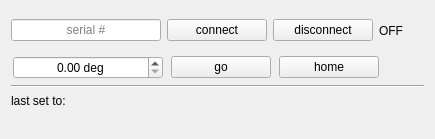
Before: the Qt Designer form k10cr1/k10cr1.ui in lictailer/zmeter, drawn with Qt 5.
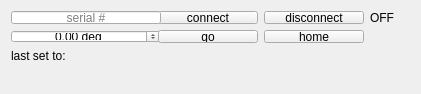
After: the same form once the commit is applied.

```diff
--- a/k10cr1/k10cr1.ui
+++ b/k10cr1/k10cr1.ui
@@ -6,8 +6,8 @@
    <rect>
     <x>0</x>
     <y>0</y>
-    <width>435</width>
-    <height>139</height>
+    <width>421</width>
+    <height>94</height>
    </rect>
   </property>
   <property name="sizePolicy">
@@ -16,72 +16,25 @@
     <verstretch>0</verstretch>
    </sizepolicy>
   </property>
+  <property name="minimumSize">
+   <size>
+    <width>421</width>
+    <height>94</height>
+   </size>
+  </property>
+  <property name="maximumSize">
+   <size>
+    <width>421</width>
+    <height>94</height>
+   </size>
+  </property>
   <property name="windowTitle">
    <string>Form</string>
   </property>
   <layout class="QVBoxLayout" name="verticalLayout">
    <item>
-    <layout class="QHBoxLayout" name="horizontalLayout">
-     <item>
-      <widget class="QLineEdit" name="lineEdit">
-       <property name="sizePolicy">
-        <sizepolicy hsizetype="Fixed" vsizetype="Fixed">
-         <horstretch>0</horstretch>
-         <verstretch>0</verstretch>
-        </sizepolicy>
-       </property>
-       <property name="minimumSize">
-        <size>
-         <width>150</width>
-         <height>0</height>
-        </size>
-       </property>
-       <property name="maximumSize">
-        <size>
-         <width>100</width>
-         <height>16777215</height>
-        </size>
-       </property>
-       <property name="inputMask">
-        <string/>
-       </property>
-       <property name="text">
-        <string/>
-       </property>
-       <property name="alignment">
-        <set>Qt::AlignCenter</set>
-       </property>
-       <property name="placeholderText">
-        <string>serial #</string>
-       </property>
-      </widget>
-     </item>
-     <item>
-      <widget class="QPushButton" name="connect_button">
-       <property name="sizePolicy">
-        <sizepolicy hsizetype="Fixed" vsizetype="Fixed">
-         <horstretch>0</horstretch>
-         <verstretch>0</verstretch>
-        </sizepolicy>
-       </property>
-       <property name="minimumSize">
-        <size>
-         <width>100</width>
-         <height>0</height>
-        </size>
-       </property>
-       <property name="maximumSize">
-        <size>
-         <width>75</width>
-         <height>16777215</height>
-        </size>
-       </property>
-       <property name="text">
-        <string>connect</string>
-       </property>
-      </widget>
-     </item>
-     <item>
+    <layout class="QGridLayout" name="gridLayout">
+     <item row="0" column="2">
       <widget class="QPushButton" name="disconnect_button">
        <property name="sizePolicy">
         <sizepolicy hsizetype="Fixed" vsizetype="Fixed">
@@ -106,7 +59,32 @@
        </property>
       </widget>
      </item>
-     <item>
+     <item row="0" column="1">
+      <widget class="QPushButton" name="connect_button">
+       <property name="sizePolicy">
+        <sizepolicy hsizetype="Fixed" vsizetype="Fixed">
+         <horstretch>0</horstretch>
+         <verstretch>0</verstretch>
+        </sizepolicy>
+       </property>
+       <property name="minimumSize">
+        <size>
+         <width>100</width>
+         <height>0</height>
+        </size>
+       </property>
+       <property name="maximumSize">
+        <size>
+         <width>75</width>
+         <height>16777215</height>
+        </size>
+       </property>
+       <property name="text">
+        <string>connect</string>
+       </property>
+      </widget>
+     </item>
+     <item row="0" column="3">
       <widget class="QLabel" name="label_on_off">
        <property name="sizePolicy">
         <sizepolicy hsizetype="Fixed" vsizetype="Preferred">
@@ -125,7 +103,7 @@
        </property>
       </widget>
      </item>
-     <item>
+     <item row="0" column="4">
       <spacer name="horizontalSpacer_2">
        <property name="orientation">
         <enum>Qt::Horizontal</enum>
@@ -138,11 +116,41 @@
        </property>
       </spacer>
      </item>
-    </layout>
-   </item>
-   <item>
-    <layout class="QHBoxLayout" name="horizontalLayout_2">
-     <item>
+     <item row="0" column="0">
+      <widget class="QLineEdit" name="lineEdit">
+       <property name="sizePolicy">
+        <sizepolicy hsizetype="Fixed" vsizetype="Fixed">
+         <horstretch>0</horstretch>
+         <verstretch>0</verstretch>
+        </sizepolicy>
+       </property>
+       <property name="minimumSize">
+        <size>
+         <width>150</width>
+         <height>0</height>
+        </size>
+       </property>
+       <property name="maximumSize">
+        <size>
+         <width>100</width>
+         <height>16777215</height>
+        </size>
+       </property>
+       <property name="inputMask">
+        <string/>
+       </property>
+       <property name="text">
+        <string/>
+       </property>
+       <property name="alignment">
+        <set>Qt::AlignCenter</set>
+       </property>
+       <property name="placeholderText">
+        <string>serial #</string>
+       </property>
+      </widget>
+     </item>
+     <item row="1" column="0">
       <widget class="QDoubleSpinBox" name="pos_to_go_doubleSpinBox">
        <property name="sizePolicy">
         <sizepolicy hsizetype="Fixed" vsizetype="Fixed">
@@ -171,15 +179,18 @@
        <property name="decimals">
         <number>2</number>
        </property>
+       <property name="minimum">
+        <double>-3600.000000000000000</double>
+       </property>
        <property name="maximum">
-        <double>360.000000000000000</double>
+        <double>3600.000000000000000</double>
        </property>
        <property name="value">
         <double>0.000000000000000</double>
        </property>
       </widget>
      </item>
-     <item>
+     <item row="1" column="1">
       <widget class="QPushButton" name="go_button">
        <property name="sizePolicy">
         <sizepolicy hsizetype="Fixed" vsizetype="Fixed">
@@ -204,7 +215,7 @@
        </property>
       </widget>
      </item>
-     <item>
+     <item row="1" column="2">
       <widget class="QPushButton" name="home_button">
        <property name="sizePolicy">
         <sizepolicy hsizetype="Fixed" vsizetype="Fixed">
@@ -229,7 +240,7 @@
        </property>
       </widget>
      </item>
-     <item>
+     <item row="1" column="3" colspan="2">
       <spacer name="horizontalSpacer">
        <property name="orientation">
         <enum>Qt::Horizontal</enum>
@@ -247,13 +258,6 @@
      </item>
     </layout>
    </item>
-   <item>
-    <widget class="Line" name="line">
-     <property name="orientation">
-      <enum>Qt::Horizontal</enum>
-     </property>
-    </widget>
-   </item>
    <item>
     <widget class="QLabel" name="last_pos_label">
      <property name="sizePolicy">
```
